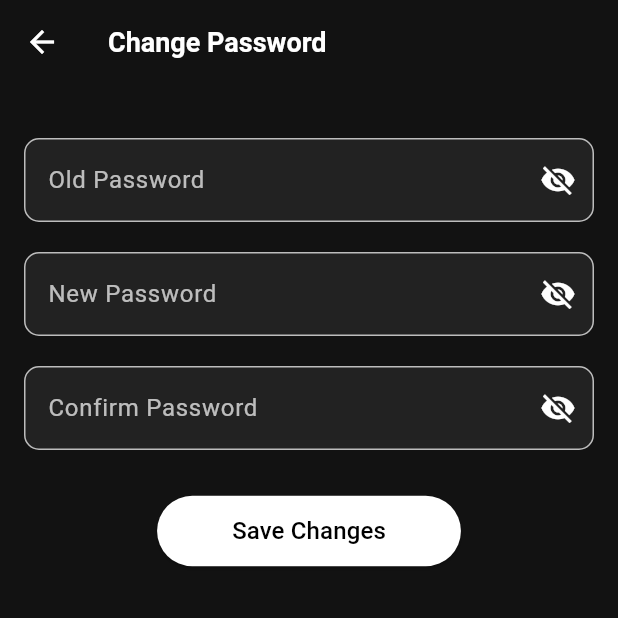
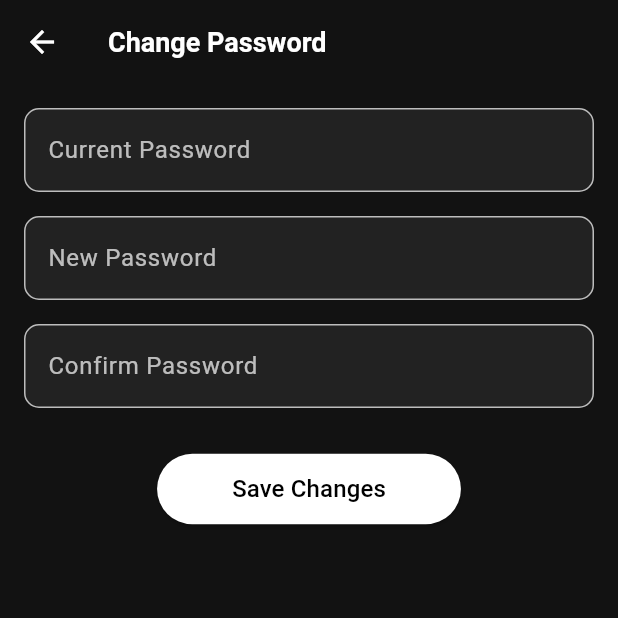
Before and after one commit to cassandraeunice/flutter-activity, a Flutter app: the ChangePasswordPage screen opened directly, on a phone screen of 412 x 824 dp, the top half of it. Run offline on Flutter 3.47's test engine with Material 3 defaults, Android fonts, the phone set to English and light mode, and no system bars; our stand-ins replace audioplayers, cloud_firestore, file_picker, firebase_auth, firebase_core, image_picker; accounts and stored records are empty.

Commit message:
working change password

```diff
--- a/lib/pages/change_password.dart
+++ b/lib/pages/change_password.dart
@@ -1,4 +1,5 @@
 import 'package:flutter/material.dart';
+import 'package:firebase_auth/firebase_auth.dart';
 
 class ChangePasswordPage extends StatefulWidget {
   @override
@@ -6,15 +7,102 @@ class ChangePasswordPage extends StatefulWidget {
 }
 
 class _ChangePasswordPageState extends State<ChangePasswordPage> {
-  bool _isOldPasswordVisible = false;
-  bool _isNewPasswordVisible = false;
-  bool _isConfirmPasswordVisible = false;
+  final FirebaseAuth _auth = FirebaseAuth.instance;
 
-  final TextEditingController _oldPasswordController = TextEditingController();
+  final TextEditingController _currentPasswordController = TextEditingController();
   final TextEditingController _newPasswordController = TextEditingController();
   final TextEditingController _confirmPasswordController = TextEditingController();
 
-  bool isLoading = false;
+  String? _currentPasswordError;
+  String? _newPasswordError;
+  String? _confirmPasswordError;
+
+  bool _isLoading = false;
+
+  final RegExp passwordUppercase = RegExp(r'[A-Z]');
+  final RegExp passwordNumber = RegExp(r'[0-9]');
+  final RegExp passwordSpecialChar = RegExp(r'[@$!%*?&]');
+
+  void _validateInputs() async {
+    setState(() {
+      _currentPasswordError = null;
+      _newPasswordError = null;
+      _confirmPasswordError = null;
+    });
+
+    String currentPassword = _currentPasswordController.text.trim();
+    String newPassword = _newPasswordController.text.trim();
+    String confirmPassword = _confirmPasswordController.text.trim();
+
+    if (currentPassword.isEmpty) {
+      _currentPasswordError = "Current password is required.";
+    }
+
+    if (newPassword.isEmpty) {
+      _newPasswordError = "New password is required.";
+    } else {
+      if (newPassword.length < 8) {
+        _newPasswordError = "At least 8 characters.";
+      } else if (!passwordUppercase.hasMatch(newPassword)) {
+        _newPasswordError = "At least 1 uppercase letter (A-Z).";
+      } else if (!passwordNumber.hasMatch(newPassword)) {
+        _newPasswordError = "At least 1 number (0-9).";
+      } else if (!passwordSpecialChar.hasMatch(newPassword)) {
+        _newPasswordError = "At least 1 special character (@\$!%*?&).";
+      }
+    }
+
+    if (confirmPassword.isEmpty) {
+      _confirmPasswordError = "Confirm password is required.";
+    } else if (newPassword != confirmPassword) {
+      _confirmPasswordError = "Passwords do not match.";
+    }
+
+    if (_currentPasswordError == null &&
+        _newPasswordError == null &&
+        _confirmPasswordError == null) {
+      setState(() {
+        _isLoading = true;
+      });
+
+      try {
+        User? user = _auth.currentUser;
+
+        // Reauthenticate user
+        AuthCredential credential = EmailAuthProvider.credential(
+          email: user!.email!,
+          password: currentPassword,
+        );
+        await user.reauthenticateWithCredential(credential);
+
+        // Update password
+        await user.updatePassword(newPassword);
+
+        ScaffoldMessenger.of(context).showSnackBar(
+          SnackBar(content: Text('Password updated successfully.')),
+        );
+        Navigator.pop(context);
+      } on FirebaseAuthException catch (e) {
+        if (e.code == 'wrong-password') {
+          setState(() {
+            _currentPasswordError = "Incorrect current password.";
+          });
+        } else if (e.code == 'invalid-credential') {
+          setState(() {
+            _currentPasswordError = "Incorrect current password.";
+          });
+        } else {
+          ScaffoldMessenger.of(context).showSnackBar(
+            SnackBar(content: Text('Error: ${e.message}')),
+          );
+        }
+      } finally {
+        setState(() {
+          _isLoading = false;
+        });
+      }
+    }
+  }
 
   @override
   Widget build(BuildContext context) {
@@ -35,19 +123,18 @@ class _ChangePasswordPageState extends State<ChangePasswordPage> {
         ),
       ),
       body: SingleChildScrollView(
-        child: Padding(
         padding: const EdgeInsets.all(16.0),
         child: Column(
-            crossAxisAlignment: CrossAxisAlignment.center,
+          crossAxisAlignment: CrossAxisAlignment.start,
           children: [
-              SizedBox(height: 20),
-              _buildTextField("Old Password", _oldPasswordController, _isOldPasswordVisible),
-              SizedBox(height: 20), // Equal height between text fields
-              _buildTextField("New Password", _newPasswordController, _isNewPasswordVisible),
-              SizedBox(height: 20), // Equal height between text fields
-              _buildTextField("Confirm Password", _confirmPasswordController, _isConfirmPasswordVisible),
+            _buildPasswordField("Current Password", _currentPasswordController, _currentPasswordError),
+            SizedBox(height: 16),
+            _buildPasswordField("New Password", _newPasswordController, _newPasswordError),
+            SizedBox(height: 16),
+            _buildPasswordField("Confirm Password", _confirmPasswordController, _confirmPasswordError),
             SizedBox(height: 30),
-              ElevatedButton(
+            Center(
+              child: ElevatedButton(
                 style: ElevatedButton.styleFrom(
                   backgroundColor: Colors.white,
                   shape: RoundedRectangleBorder(
@@ -55,29 +142,28 @@ class _ChangePasswordPageState extends State<ChangePasswordPage> {
                   ),
                   padding: EdgeInsets.symmetric(horizontal: 50, vertical: 12),
                 ),
-                onPressed: isLoading ? null : _onSaveChangesPressed,
-                child: isLoading
-                    ? CircularProgressIndicator(color: Colors.white)
+                onPressed: _isLoading ? null : _validateInputs,
+                child: _isLoading
+                    ? CircularProgressIndicator(color: Colors.black)
                     : Text(
                   "Save Changes",
                   style: TextStyle(color: Colors.black, fontSize: 16),
                 ),
               ),
+            ),
           ],
-          ),
         ),
       ),
     );
   }
 
-  // Password text field with toggle visibility
-  Widget _buildTextField(String label, TextEditingController controller, bool isPasswordVisible) {
+  Widget _buildPasswordField(String label, TextEditingController controller, String? errorText) {
     return Column(
       crossAxisAlignment: CrossAxisAlignment.start,
       children: [
         TextField(
           controller: controller,
-          obscureText: !isPasswordVisible,
+          obscureText: true,
           style: TextStyle(color: Colors.white),
           decoration: InputDecoration(
             labelText: label,
@@ -92,44 +178,23 @@ class _ChangePasswordPageState extends State<ChangePasswordPage> {
               borderRadius: BorderRadius.circular(5),
               borderSide: BorderSide(color: Colors.white),
             ),
-            suffixIcon: IconButton(
-              icon: Icon(
-                isPasswordVisible ? Icons.visibility : Icons.visibility_off,
-                color: Colors.white,
           ),
-              onPressed: () {
-                setState(() {
-                  if (label == "Old Password") {
-                    _isOldPasswordVisible = !_isOldPasswordVisible;
-                  } else if (label == "New Password") {
-                    _isNewPasswordVisible = !_isNewPasswordVisible;
-                  } else if (label == "Confirm Password") {
-                    _isConfirmPasswordVisible = !_isConfirmPasswordVisible;
-                  }
-                });
-              },
         ),
+        if (errorText != null)
+          Padding(
+            padding: const EdgeInsets.only(top: 5),
+            child: Row(
+              children: [
+                Icon(Icons.error_outline, color: Colors.red, size: 16),
+                SizedBox(width: 5),
+                Text(
+                  errorText,
+                  style: TextStyle(color: Colors.red, fontSize: 14),
+                ),
+              ],
             ),
           ),
       ],
     );
   }
-
-  void _onSaveChangesPressed() {
-    // You can add your password change logic here
-    // This is where you would call the backend to update the password
-    setState(() {
-      isLoading = true;
-    });
-
-    // Simulating the password update process
-    Future.delayed(Duration(seconds: 2), () {
-      setState(() {
-        isLoading = false;
-      });
-      // Show success message or navigate back
-      ScaffoldMessenger.of(context).showSnackBar(SnackBar(content: Text('Password changed successfully')));
-      Navigator.pop(context);
-    });
 }
-}
```
Lines whose indentation alone changed are shown as unchanged.
